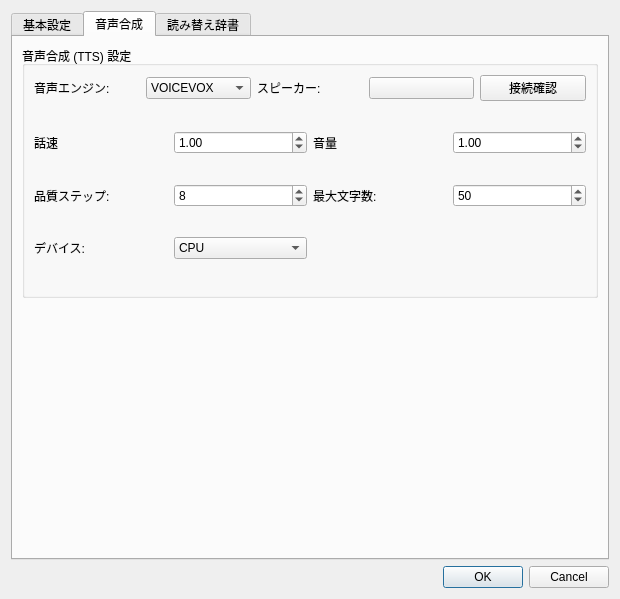
Ikumyon/LiveVoiceBridge, file ui/settings_dialog.ui: the form before one commit.
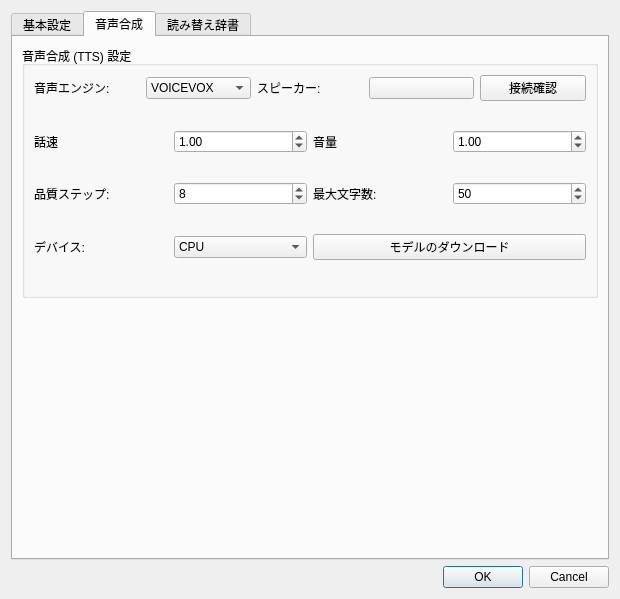
The form after the commit. The open tabs and pages were chosen to show the change.

```diff
--- a/ui/settings_dialog.ui
+++ b/ui/settings_dialog.ui
@@ -1295,6 +1295,13 @@
                 </item>
                </widget>
               </item>
+              <item row="2" column="2" colspan="2">
+               <widget class="QPushButton" name="supertonicDownloadButton">
+                <property name="text">
+                 <string>モデルのダウンロード</string>
+                </property>
+               </widget>
+              </item>
               <item row="1" column="2">
                <widget class="QLabel" name="supertonicMaxLengthLabel">
                 <property name="text">
```
